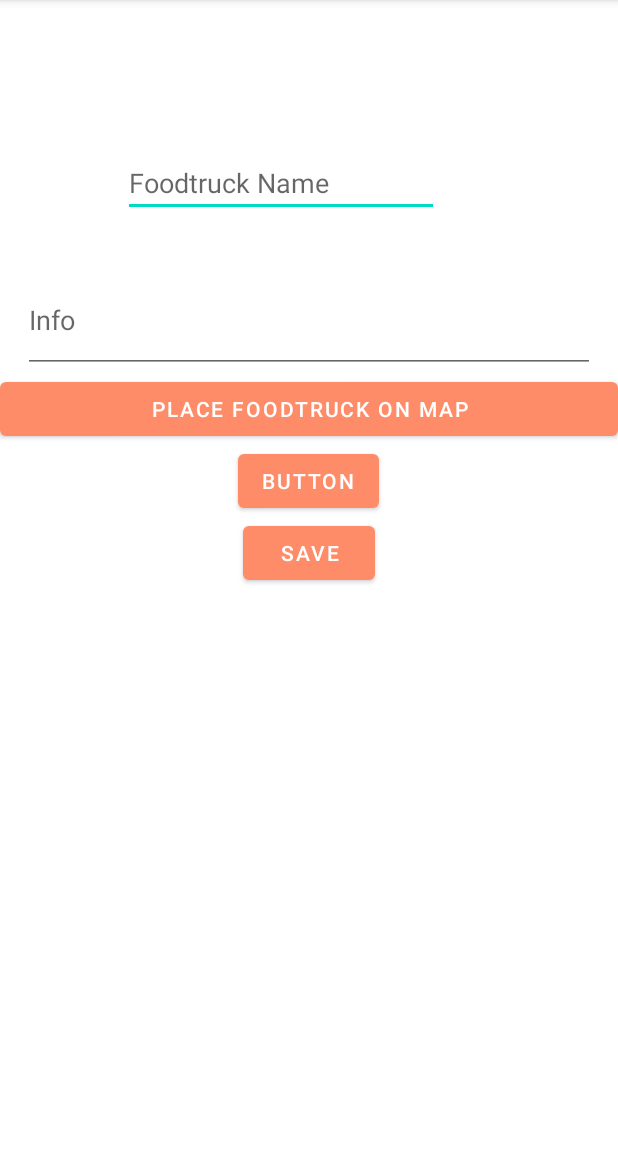
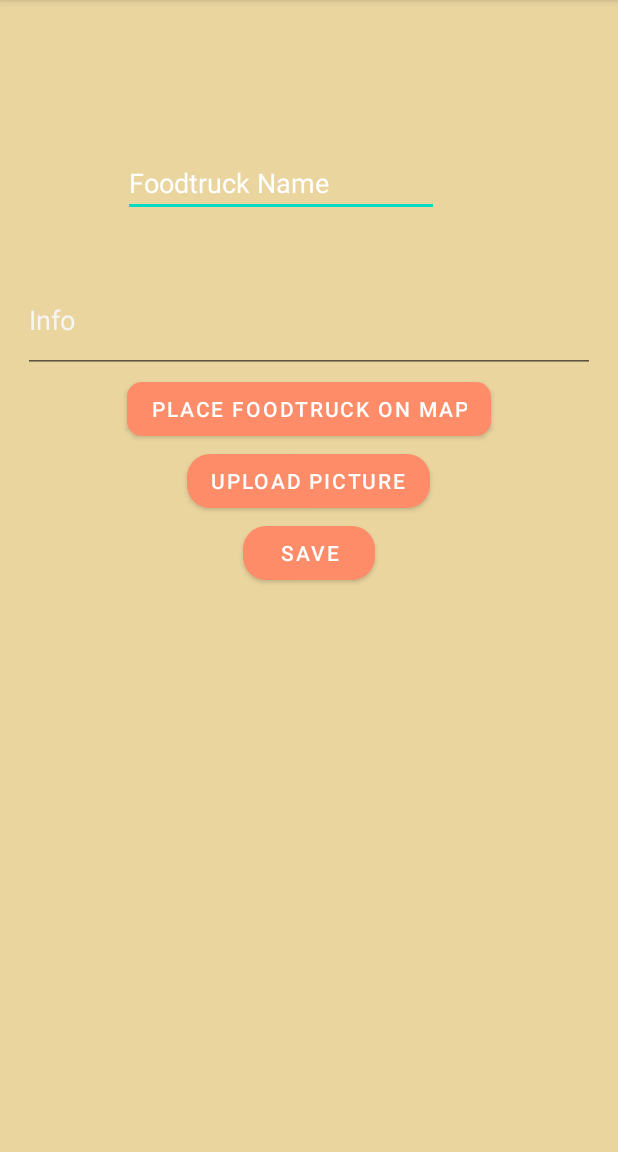
Before and after one commit to Virungabunga/FoodStruck, an Android app: the RegistrationActivity screen opened directly, with no data from a screen before it, on a phone screen of 412 x 824 dp, the part 84-1236 px from its top. Run offline under Robolectric (Android 15) with nearby library versions, the phone set to English and light mode, and no system bars; our stand-ins replace Firebase (no records; nobody signed in at launch, a user with empty details on screens opened directly); libraries missing offline, so code that uses them is left out: com.github.dhaval2404.imagepicker; Roboto replaces fonts that are not available here.

Commit message:
bara lagt till lite färg och sånt

```diff
--- a/app/build.gradle
+++ b/app/build.gradle
@@ -41,6 +41,7 @@ dependencies {
 
     implementation 'androidx.core:core-ktx:1.7.0'
     implementation 'androidx.appcompat:appcompat:1.5.1'
+    implementation 'com.squareup.picasso:picasso:2.71828'
     implementation 'com.google.android.material:material:1.6.1'
     implementation 'androidx.constraintlayout:constraintlayout:2.1.4'
     implementation 'com.google.android.gms:play-services-maps:18.1.0'
--- a/app/src/main/java/edu/ith/foodstruck/PresentationActivity.kt
+++ b/app/src/main/java/edu/ith/foodstruck/PresentationActivity.kt
@@ -10,6 +10,7 @@ import com.google.firebase.firestore.FirebaseFirestore
 import com.google.firebase.firestore.ktx.firestore
 import com.google.firebase.firestore.ktx.toObject
 import com.google.firebase.ktx.Firebase
+import com.squareup.picasso.Picasso
 
 class PresentationActivity : AppCompatActivity() {
     lateinit var ivFoodtruck : ImageView
@@ -32,6 +33,10 @@ class PresentationActivity : AppCompatActivity() {
             .addOnSuccessListener {documentSnapshot ->
                 val truck = documentSnapshot.toObject<FoodTruck>()
                 tvPresentationTitle.text=truck?.companyName
+                tvPresentationBread.text=truck?.info
+
+
+            /*Picasso.get().load(truck?.smallPicId!!).into(ivFoodtruck)*/
             }
     }
 }
--- a/app/src/main/res/layout/activity_main.xml
+++ b/app/src/main/res/layout/activity_main.xml
@@ -93,6 +93,7 @@
             android:layout_height="23dp"
             android:layout_marginTop="30dp"
             android:layout_marginEnd="30dp"
+            android:background="#FFFFFF"
             android:text="TextView"
             android:visibility="invisible"
             map:layout_constraintEnd_toEndOf="parent"
--- a/app/src/main/res/layout/activity_registration.xml
+++ b/app/src/main/res/layout/activity_registration.xml
@@ -4,7 +4,8 @@
     xmlns:tools="http://schemas.android.com/tools"
     android:layout_width="match_parent"
     android:layout_height="match_parent"
-    tools:context=".RegistrationActivity">
+    tools:context=".RegistrationActivity"
+    android:background="#EAD59F">
 
     <ScrollView
         android:id="@+id/scrollView2"
@@ -27,12 +28,14 @@
                 android:layout_width="wrap_content"
                 android:layout_height="wrap_content"
                 android:layout_marginStart="82dp"
+                android:layout_marginLeft="70dp"
                 android:layout_marginTop="99dp"
                 android:layout_marginEnd="119dp"
                 android:ems="10"
                 android:hint="Foodtruck Name"
                 android:inputType="textPersonName"
-                android:layout_marginLeft="70dp"/>
+                android:textColor="#F8F5F5"
+                android:textColorHint="#FFFFFF" />
 
             <EditText
                 android:id="@+id/etFoodtruckBread"
@@ -42,7 +45,8 @@
                 android:layout_marginTop="34dp"
                 android:ems="10"
                 android:hint="Info"
-                android:inputType="textPersonName" />
+                android:inputType="textPersonName"
+                android:textColorHint="#F6F5F5" />
 
             <ImageView
                 android:id="@+id/ivUpload"
@@ -55,23 +59,30 @@
 
             <Button
                 android:id="@+id/btPlaceFoodtruck"
-                android:layout_width="match_parent"
+                android:layout_width="wrap_content"
                 android:layout_height="wrap_content"
-                android:text="place foodtruck on map" />
+                android:layout_gravity="center"
+                android:shadowRadius="10"
+                android:text="place foodtruck on map"
+                app:cornerRadius="10dp" />
 
             <Button
                 android:id="@+id/btnSelectImage"
                 android:layout_width="wrap_content"
                 android:layout_height="wrap_content"
                 android:layout_gravity="center"
-                android:text="Button" />
+                android:shadowRadius="20"
+                android:text="upload picture"
+                app:cornerRadius="15dp" />
 
             <Button
                 android:id="@+id/buttonSave"
                 android:layout_width="wrap_content"
                 android:layout_height="wrap_content"
                 android:layout_gravity="center"
-                android:text="Save" />
+                android:shadowRadius="20"
+                android:text="Save"
+                app:cornerRadius="15dp" />
         </LinearLayout>
     </ScrollView>
 
```
